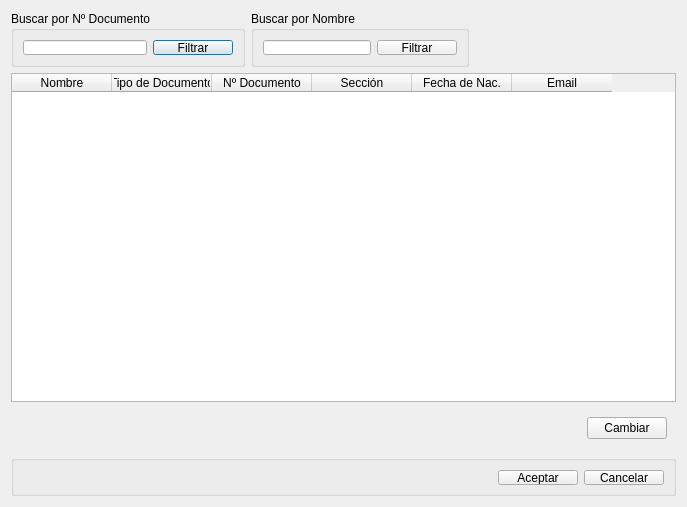
guilleurrutia10/division-transporte, file src/ui/DialogCambiarDeSeccionUnEmpleado.ui: the form before one commit.
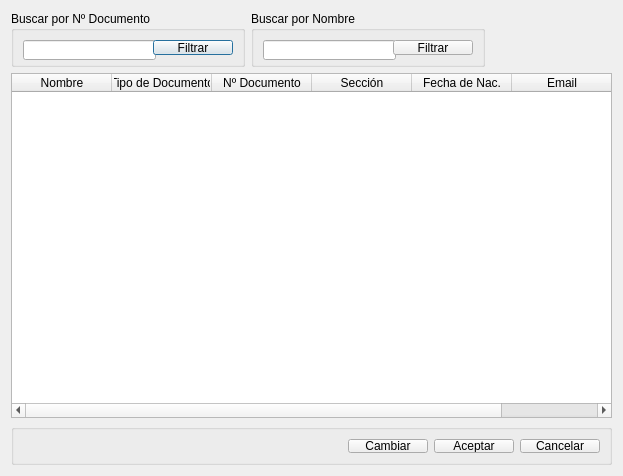
The form after the commit.

What changed in the file:
```diff
--- a/src/ui/DialogCambiarDeSeccionUnEmpleado.ui
+++ b/src/ui/DialogCambiarDeSeccionUnEmpleado.ui
@@ -6,8 +6,8 @@
    <rect>
     <x>0</x>
     <y>0</y>
-    <width>683</width>
-    <height>507</height>
+    <width>623</width>
+    <height>476</height>
    </rect>
   </property>
   <property name="windowTitle">
@@ -33,7 +33,14 @@
      </property>
      <layout class="QHBoxLayout" name="horizontalLayout_2">
       <item>
-       <widget class="QLineEdit" name="lineEditFiltrarDocumento"/>
+       <widget class="QLineEdit" name="lineEditFiltrarDocumento">
+        <property name="minimumSize">
+         <size>
+          <width>133</width>
+          <height>20</height>
+         </size>
+        </property>
+       </widget>
       </item>
       <item>
        <widget class="QPushButton" name="pushButtonFiltrarDocumento">
@@ -64,7 +71,14 @@
      </property>
      <layout class="QHBoxLayout" name="horizontalLayout">
       <item>
-       <widget class="QLineEdit" name="lineEditFiltrarNombre"/>
+       <widget class="QLineEdit" name="lineEditFiltrarNombre">
+        <property name="minimumSize">
+         <size>
+          <width>133</width>
+          <height>20</height>
+         </size>
+        </property>
+       </widget>
       </item>
       <item>
        <widget class="QPushButton" name="pushButtonFiltrarNombre">
@@ -123,58 +137,7 @@
      </column>
     </widget>
    </item>
-   <item row="2" column="0">
-    <spacer name="horizontalSpacer_3">
-     <property name="orientation">
-      <enum>Qt::Horizontal</enum>
-     </property>
-     <property name="sizeHint" stdset="0">
-      <size>
-       <width>40</width>
-       <height>20</height>
-      </size>
-     </property>
-    </spacer>
-   </item>
-   <item row="2" column="1" colspan="3">
-    <widget class="QWidget" name="widget" native="true">
-     <property name="minimumSize">
-      <size>
-       <width>431</width>
-       <height>41</height>
-      </size>
-     </property>
-     <property name="maximumSize">
-      <size>
-       <width>431</width>
-       <height>41</height>
-      </size>
-     </property>
-     <layout class="QGridLayout" name="gridLayout_3">
-      <item row="0" column="1">
-       <widget class="QPushButton" name="pushButton_Cambiar">
-        <property name="text">
-         <string>Cambiar</string>
-        </property>
-       </widget>
-      </item>
-      <item row="0" column="0">
-       <spacer name="horizontalSpacer">
-        <property name="orientation">
-         <enum>Qt::Horizontal</enum>
-        </property>
-        <property name="sizeHint" stdset="0">
-         <size>
-          <width>163</width>
-          <height>20</height>
-         </size>
-        </property>
-       </spacer>
-      </item>
-     </layout>
-    </widget>
-   </item>
-   <item row="3" column="0" colspan="4">
+   <item row="2" column="0" colspan="4">
     <widget class="QGroupBox" name="groupBoxButtonBox">
      <property name="minimumSize">
       <size>
@@ -192,26 +155,34 @@
       <string/>
      </property>
      <layout class="QGridLayout" name="gridLayout_2">
-      <property name="leftMargin">
-       <number>9</number>
-      </property>
-      <property name="topMargin">
-       <number>9</number>
-      </property>
-      <property name="rightMargin">
-       <number>9</number>
-      </property>
-      <property name="bottomMargin">
-       <number>8</number>
-      </property>
+      <item row="0" column="0">
+       <spacer name="horizontalSpacer_2">
+        <property name="orientation">
+         <enum>Qt::Horizontal</enum>
+        </property>
+        <property name="sizeHint" stdset="0">
+         <size>
+          <width>40</width>
+          <height>20</height>
+         </size>
+        </property>
+       </spacer>
+      </item>
       <item row="0" column="1">
+       <widget class="QPushButton" name="pushButton_Cambiar">
+        <property name="text">
+         <string>Cambiar</string>
+        </property>
+       </widget>
+      </item>
+      <item row="0" column="2">
        <widget class="QPushButton" name="pushButtonAceptar">
         <property name="text">
          <string>Aceptar</string>
         </property>
        </widget>
       </item>
-      <item row="0" column="2">
+      <item row="0" column="3">
        <widget class="QPushButton" name="pushButtonCancelar">
         <property name="text">
          <string>Cancelar</string>
```
Left out of the diff: 13 changed lines with no effect on the pictures.
